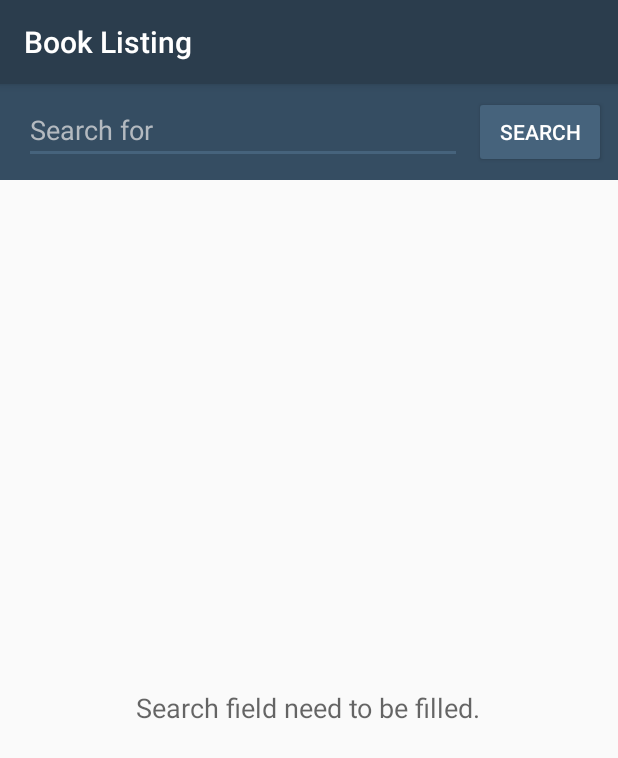
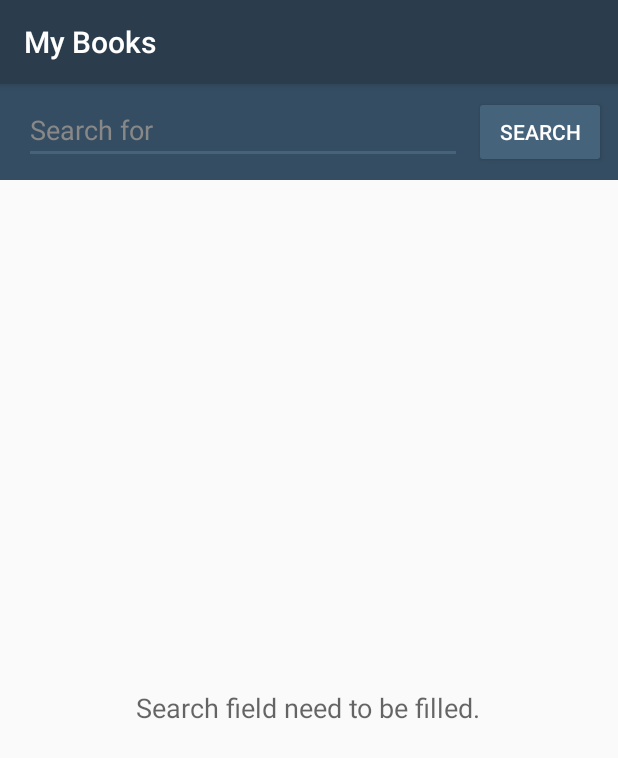
Before and after one commit to missus/BookListing, an Android app: the screen it shows after launch (BookActivity), on a phone screen of 412 x 824 dp. Shown: the top 758 px of the screen. Run offline under Robolectric (Android 15) with nearby library versions, the phone set to English and light mode, and no system bars.

```diff
--- a/app/src/main/AndroidManifest.xml
+++ b/app/src/main/AndroidManifest.xml
@@ -1,6 +1,6 @@
 <manifest xmlns:android="http://schemas.android.com/apk/res/android"
 
-    package="com.example.android.booklisting">
+    package="com.example.android.mybooks">
 
     <uses-permission android:name="android.permission.INTERNET" />
     <uses-permission android:name="android.permission.ACCESS_NETWORK_STATE" />
@@ -12,7 +12,7 @@
         android:supportsRtl="true"
         android:theme="@style/AppTheme">
         <activity
-            android:name=".BookActivity"
+            android:name="com.example.android.mybooks.BookActivity"
             android:windowSoftInputMode="stateUnchanged|adjustResize">
             <intent-filter>
                 <action android:name="android.intent.action.MAIN" />
--- a/app/src/main/java/com/example/android/booklisting/BookActivity.java
+++ b/app/src/main/java/com/example/android/mybooks/BookActivity.java
@@ -1,4 +1,9 @@
-package com.example.android.booklisting;
+/*
+ * Created by Karolin Fornet.
+ * Copyright (c) 2017.  All rights reserved.
+ */
+
+package com.example.android.mybooks;
 
 import android.app.LoaderManager;
 import android.content.Context;
@@ -43,14 +48,13 @@ public class BookActivity extends AppCompatActivity implements LoaderManager.Loa
         super.onCreate(savedInstanceState);
         setContentView(R.layout.book_activity);
 
-        mBookListView = (ListView) findViewById(R.id.list);
-        mEmptyStateTextView = (TextView) findViewById(R.id.empty);
+        mBookListView = findViewById(R.id.list);
+        mEmptyStateTextView = findViewById(R.id.empty);
         mBookListView.setEmptyView(mEmptyStateTextView);
         mAdapter = new BookAdapter(BookActivity.this, new ArrayList<Book>());
         mBookListView.setAdapter(mAdapter);
-        mSearchView = (EditText) findViewById(R.id.search_for);
-
-        mProgress = (ProgressBar) findViewById(R.id.loading_spinner);
+        mSearchView = findViewById(R.id.search_for);
+        mProgress = findViewById(R.id.loading_spinner);
         mProgress.setVisibility(View.GONE);
 
         ConnectivityManager cm = (ConnectivityManager) this.getSystemService(Context.CONNECTIVITY_SERVICE);
@@ -72,10 +76,8 @@ public class BookActivity extends AppCompatActivity implements LoaderManager.Loa
             mEmptyStateTextView.setText(R.string.no_internet);
         }
 
-        Button searchButton = (Button) findViewById(R.id.search);
-        searchButton.setOnClickListener(new View.OnClickListener()
-
-        {
+        Button searchButton = findViewById(R.id.search);
+        searchButton.setOnClickListener(new View.OnClickListener() {
             @Override
             public void onClick(View v) {
                 mSearchTerm = mSearchView.getText().toString();
@@ -102,9 +104,7 @@ public class BookActivity extends AppCompatActivity implements LoaderManager.Loa
                 }
             }
         });
-        mBookListView.setOnItemClickListener(new AdapterView.OnItemClickListener()
-
-        {
+        mBookListView.setOnItemClickListener(new AdapterView.OnItemClickListener() {
             @Override
             public void onItemClick(AdapterView<?> adapterView, View view, int position, long l) {
                 Book currentBook = mAdapter.getItem(position);
@@ -113,7 +113,6 @@ public class BookActivity extends AppCompatActivity implements LoaderManager.Loa
                 startActivity(websiteIntent);
             }
         });
-
     }
 
     @Override
@@ -129,10 +128,9 @@ public class BookActivity extends AppCompatActivity implements LoaderManager.Loa
 
     @Override
     public void onLoadFinished(Loader<List<Book>> loader, List<Book> books) {
-        ProgressBar progress = (ProgressBar) findViewById(R.id.loading_spinner);
+        ProgressBar progress = findViewById(R.id.loading_spinner);
         progress.setVisibility(View.GONE);
         mAdapter.clear();
-
         if (books != null && !books.isEmpty()) {
             mAdapter = new BookAdapter(BookActivity.this, books);
             mBookListView.setAdapter(mAdapter);
@@ -145,5 +143,4 @@ public class BookActivity extends AppCompatActivity implements LoaderManager.Loa
     public void onLoaderReset(Loader<List<Book>> loader) {
         mAdapter.clear();
     }
-
 }
--- a/app/src/main/res/drawable/rating_circle.xml
+++ b/app/src/main/res/drawable/rating_circle.xml
@@ -1,5 +1,4 @@
 <?xml version="1.0" encoding="utf-8"?>
-<!-- Background circle for the magnitude value -->
 <shape xmlns:android="http://schemas.android.com/apk/res/android"
     android:shape="oval">
     <solid android:color="@color/rating1" />
--- a/app/src/main/res/layout/book_activity.xml
+++ b/app/src/main/res/layout/book_activity.xml
@@ -1,5 +1,6 @@
 <?xml version="1.0" encoding="utf-8"?>
 <LinearLayout xmlns:android="http://schemas.android.com/apk/res/android"
+    xmlns:tools="http://schemas.android.com/tools"
     android:layout_width="match_parent"
     android:layout_height="match_parent"
     android:orientation="vertical">
@@ -10,8 +11,10 @@
         android:background="@color/colorPrimaryLight"
         android:orientation="horizontal"
         android:paddingBottom="@dimen/small_padding"
+        android:paddingEnd="@dimen/small_padding"
         android:paddingLeft="@dimen/padding"
         android:paddingRight="@dimen/small_padding"
+        android:paddingStart="@dimen/padding"
         android:paddingTop="@dimen/small_padding">
 
         <EditText
@@ -20,6 +23,7 @@
             android:layout_height="wrap_content"
             android:layout_weight="1"
             android:hint="@string/search_hint"
+            android:inputType="text"
             android:textColor="@color/textColorSearch"
             android:textColorHint="@color/textColorDetails"
             android:textCursorDrawable="@null" />
@@ -29,6 +33,7 @@
             android:layout_width="wrap_content"
             android:layout_height="wrap_content"
             android:layout_marginLeft="@dimen/small_padding"
+            android:layout_marginStart="@dimen/small_padding"
             android:backgroundTint="@color/colorAccent"
             android:text="@string/search"
             android:textColor="@color/textColorSearch" />
@@ -50,7 +55,8 @@
             android:layout_width="match_parent"
             android:layout_height="match_parent"
             android:dividerHeight="@dimen/divider"
-            android:orientation="vertical" />
+            android:orientation="vertical"
+            tools:listitem="@layout/book_list_item" />
 
         <ProgressBar
             android:id="@+id/loading_spinner"
--- a/app/src/main/res/layout/book_list_item.xml
+++ b/app/src/main/res/layout/book_list_item.xml
@@ -49,7 +49,6 @@
             android:textColor="@color/textColorTitle"
             android:textSize="@dimen/medium_text"
             tools:text="Very very long title" />
-
     </LinearLayout>
 
     <LinearLayout
@@ -68,6 +67,5 @@
             android:textColor="@color/textColorDetails"
             android:textSize="@dimen/small_text"
             tools:text="2017-01-01" />
-
     </LinearLayout>
 </LinearLayout>
--- a/app/src/main/res/values/colors.xml
+++ b/app/src/main/res/values/colors.xml
@@ -10,7 +10,7 @@
     <color name="rating3">#10CAC9</color>
     <color name="rating4">#9ecf56</color>
     <color name="rating5plus">#80b939</color>
-    <color name="textColorDetails">#B4BAC0</color>
+    <color name="textColorDetails">#888888</color>
     <color name="textColorSearch">#FFFFFF</color>
     <color name="textColorTitle">#2B3D4D</color>
 </resources>
--- a/app/src/main/res/values/strings.xml
+++ b/app/src/main/res/values/strings.xml
@@ -1,6 +1,6 @@
 <?xml version="1.0" encoding="utf-8"?>
 <resources>
-    <string name="app_name">Book Listing</string>
+    <string name="app_name">My Books</string>
     <string name="search_hint">Search for</string>
     <string name="no_search_term">Search field need to be filled.</string>
     <string name="no_author">Unknown</string>
--- a/build.gradle
+++ b/build.gradle
@@ -3,9 +3,10 @@
 buildscript {
     repositories {
         jcenter()
+        google()
     }
     dependencies {
-        classpath 'com.android.tools.build:gradle:2.3.3'
+        classpath 'com.android.tools.build:gradle:3.1.4'
 
         // NOTE: Do not place your application dependencies here; they belong
         // in the individual module build.gradle files
@@ -15,6 +16,7 @@ buildscript {
 allprojects {
     repositories {
         jcenter()
+        google()
     }
 }
 
```
Also changed, not shown: app/build.gradle (+8 -8 lines), app/src/main/java/com/example/android/mybooks/Book.java (renamed from app/src/main/java/com/example/android/booklisting/Book.java, +9 -4 lines), app/src/main/java/com/example/android/mybooks/BookAdapter.java (renamed from app/src/main/java/com/example/android/booklisting/BookAdapter.java, +10 -6 lines), app/src/main/java/com/example/android/mybooks/BookLoader.java (renamed from app/src/main/java/com/example/android/booklisting/BookLoader.java, +9 -6 lines), app/src/main/java/com/example/android/mybooks/QueryUtils.java (renamed from app/src/main/java/com/example/android/booklisting/QueryUtils.java, +29 -23 lines), gradle/wrapper/gradle-wrapper.properties, 2 other files.
